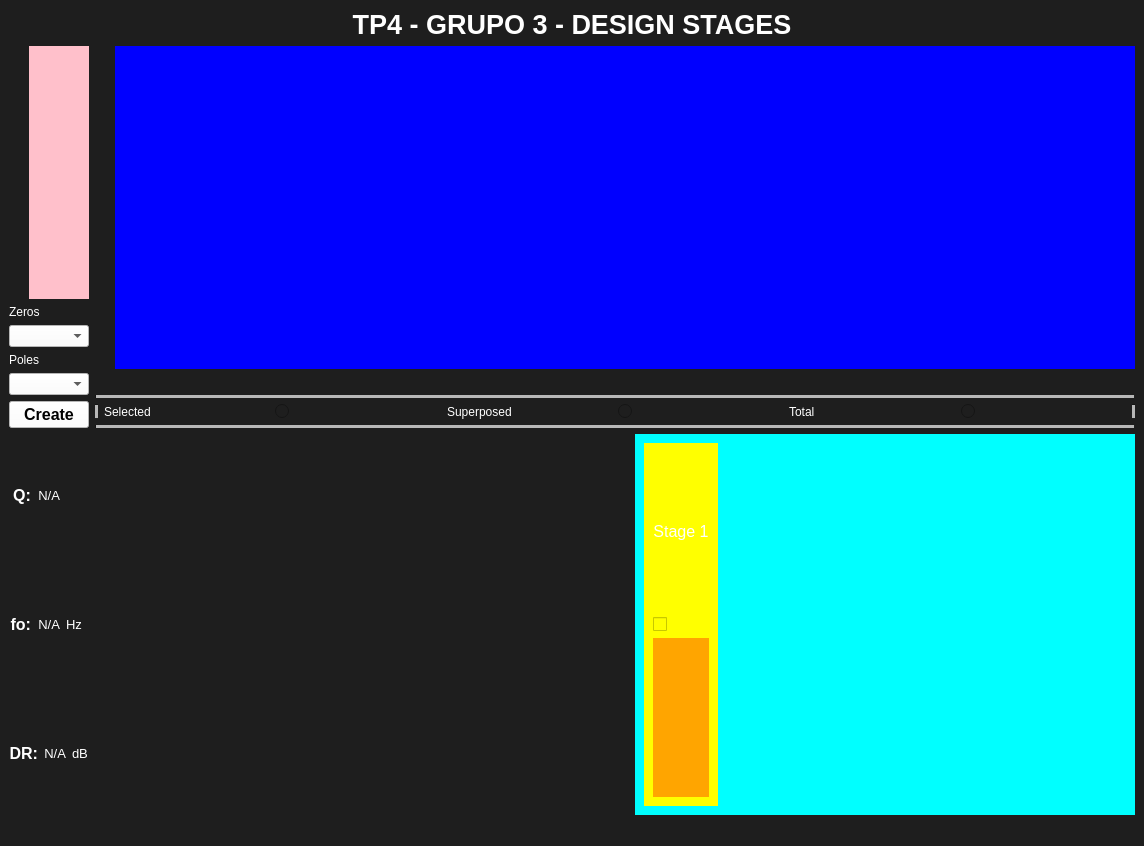
odevincenti/TC_TP4, file Frontend/Designer/tp4_stages.ui: the form before one commit.
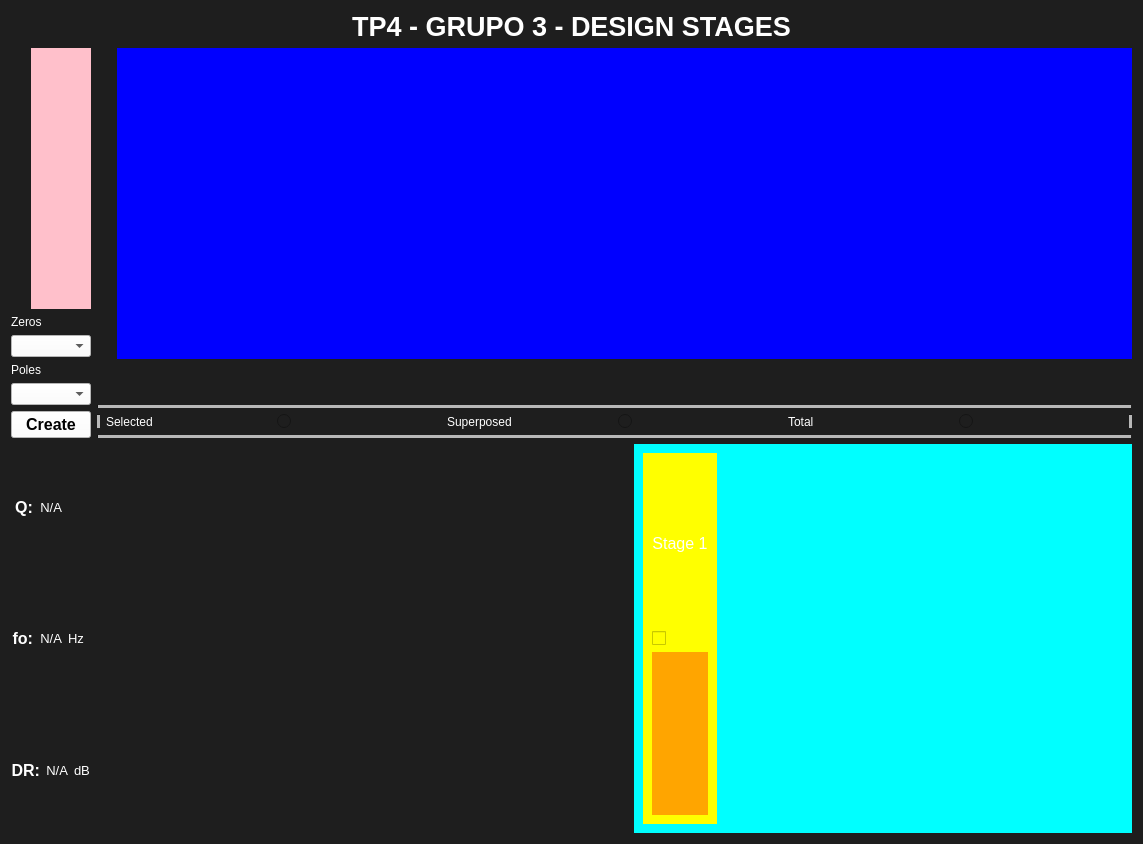
The form after the commit. Custom widgets are drawn as their Qt base class.

Commit message:
add graph to design stages
in Frontend.scr.ui tp4_stages.py add line
from Frontend.src.mplwidget import MplWidget

in Frontend.scr menu.py add line

from Frontend.src.mplwidget import MplWidget

What changed in the file:
```diff
--- a/Frontend/Designer/tp4_stages.ui
+++ b/Frontend/Designer/tp4_stages.ui
@@ -1,13 +1,13 @@
 <?xml version="1.0" encoding="UTF-8"?>
 <ui version="4.0">
- <class>MainWindow</class>
- <widget class="QMainWindow" name="MainWindow">
+ <class>Form</class>
+ <widget class="QWidget" name="Form">
   <property name="geometry">
    <rect>
     <x>0</x>
     <y>0</y>
-    <width>1144</width>
-    <height>846</height>
+    <width>1143</width>
+    <height>844</height>
    </rect>
   </property>
   <property name="windowTitle">
@@ -17,9 +17,6 @@
    <string notr="true">background:rgb(30,30,30);
 </string>
   </property>
-  <widget class="QWidget" name="centralwidget">
-   <layout class="QHBoxLayout" name="horizontalLayout">
-    <item>
      <layout class="QVBoxLayout" name="verticalLayout">
       <item>
        <layout class="QVBoxLayout" name="verticalLayout_2">
@@ -151,7 +148,7 @@
               <item>
                <layout class="QVBoxLayout" name="verticalLayout_14">
                 <item>
-                 <widget class="QWidget" name="Design_Graph_Widget" native="true">
+              <widget class="MplWidget" name="MplWidget2" native="true">
                   <property name="styleSheet">
                    <string notr="true">background:blue;</string>
                   </property>
@@ -174,6 +171,23 @@
               </property>
              </spacer>
             </item>
+         <item>
+          <layout class="QVBoxLayout" name="Toolbar2">
+           <item>
+            <spacer name="horizontalSpacer_4">
+             <property name="orientation">
+              <enum>Qt::Horizontal</enum>
+             </property>
+             <property name="sizeHint" stdset="0">
+              <size>
+               <width>40</width>
+               <height>20</height>
+              </size>
+             </property>
+            </spacer>
+           </item>
+          </layout>
+         </item>
             <item>
              <layout class="QVBoxLayout" name="verticalLayout_8">
               <item>
@@ -667,21 +681,15 @@
        </layout>
       </item>
      </layout>
-    </item>
-   </layout>
-  </widget>
-  <widget class="QMenuBar" name="menubar">
-   <property name="geometry">
-    <rect>
-     <x>0</x>
-     <y>0</y>
-     <width>1144</width>
-     <height>26</height>
-    </rect>
-   </property>
-  </widget>
-  <widget class="QStatusBar" name="statusbar"/>
- </widget>
+ </widget>
+ <customwidgets>
+  <customwidget>
+   <class>MplWidget</class>
+   <extends>QWidget</extends>
+   <header location="global">mplwidget.h</header>
+   <container>1</container>
+  </customwidget>
+ </customwidgets>
  <resources/>
  <connections/>
 </ui>
```
Left out of the diff: 5 changed lines with no effect on the pictures. Lines whose indentation alone changed are shown as unchanged. The commit also changes 6 other files.
